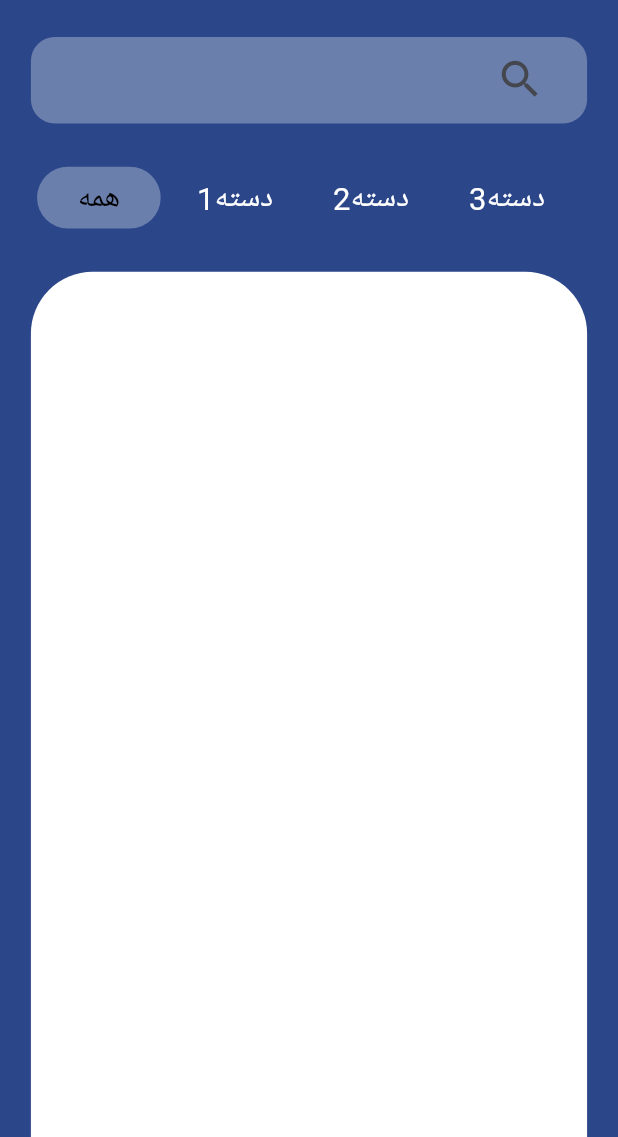
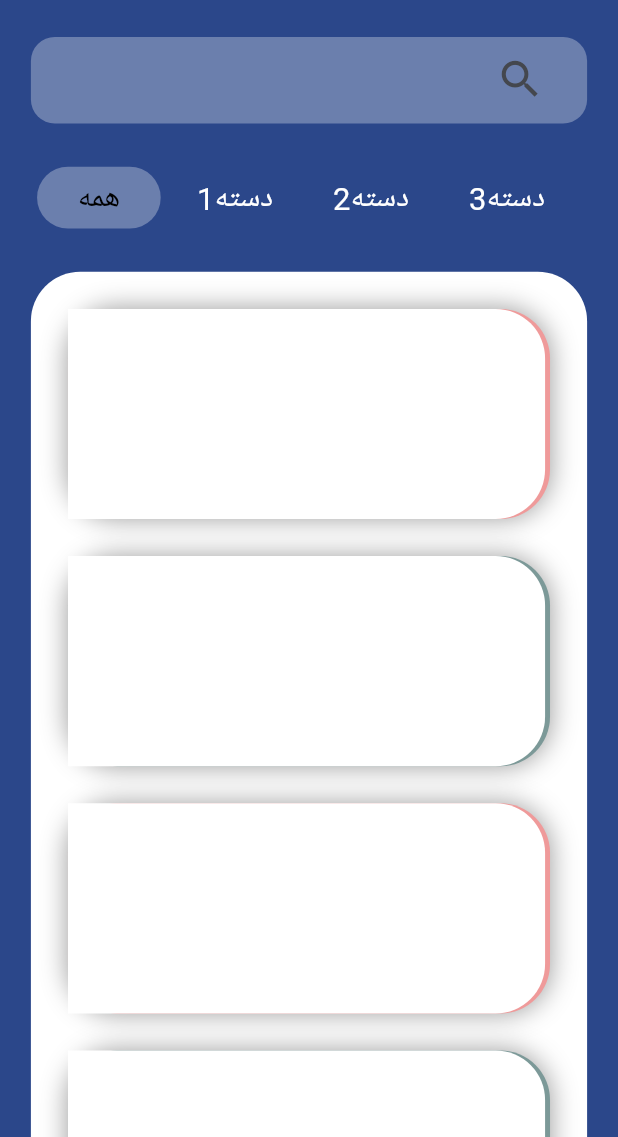
Before and after one commit to pouriashiralipour/online_shop_flutter_backend_with_dart, a Flutter app: the screen it shows after launch, on a phone screen of 412 x 824 dp, the part 99-1236 px from its top. Run offline on Flutter 3.47's test engine with Material 2 defaults, Android fonts, the phone set to English and light mode, and no system bars.

Commit message:
add style to container in stack

```diff
--- a/lib/main.dart
+++ b/lib/main.dart
@@ -159,8 +159,50 @@ class _MainScreenState extends State<MainScreen> {
                 decoration: BoxDecoration(
                   color: Colors.white,
                   borderRadius: BorderRadius.only(
-                      topLeft: Radius.circular(width * 0.1),
-                      topRight: Radius.circular(width * 0.1)),
+                      topLeft: Radius.circular(width * 0.08),
+                      topRight: Radius.circular(width * 0.08)),
+                ),
+                child: ListView.builder(
+                  itemBuilder: (context, index) {
+                    return Container(
+                      width: width * 0.5,
+                      height: height * 0.17,
+                      margin: EdgeInsets.only(
+                          top: height * 0.03,
+                          left: width * 0.06,
+                          right: width * 0.06),
+                      decoration: BoxDecoration(
+                          color: index.isEven
+                              ? Colors.red[200]
+                              : const Color(0xFF7c9998),
+                          boxShadow: [
+                            BoxShadow(
+                              color: Colors.black38,
+                              blurRadius: width * 0.035,
+                            )
+                          ],
+                          borderRadius: BorderRadius.circular(width * 0.08)),
+                      child: Stack(
+                        children: [
+                          Container(
+                              margin: EdgeInsets.only(
+                                right: width * 0.008,
+                              ),
+                              // top: width * 0.005,
+                              // bottom: width * 0.005),
+                              width: width,
+                              height: height,
+                              decoration: BoxDecoration(
+                                color: Colors.white,
+                                borderRadius: BorderRadius.only(
+                                    topRight: Radius.circular(width * 0.08),
+                                    bottomRight: Radius.circular(width * 0.08)),
+                              )),
+                        ],
+                      ),
+                    );
+                  },
+                  itemCount: 7,
                 ),
               ),
             ],
```
